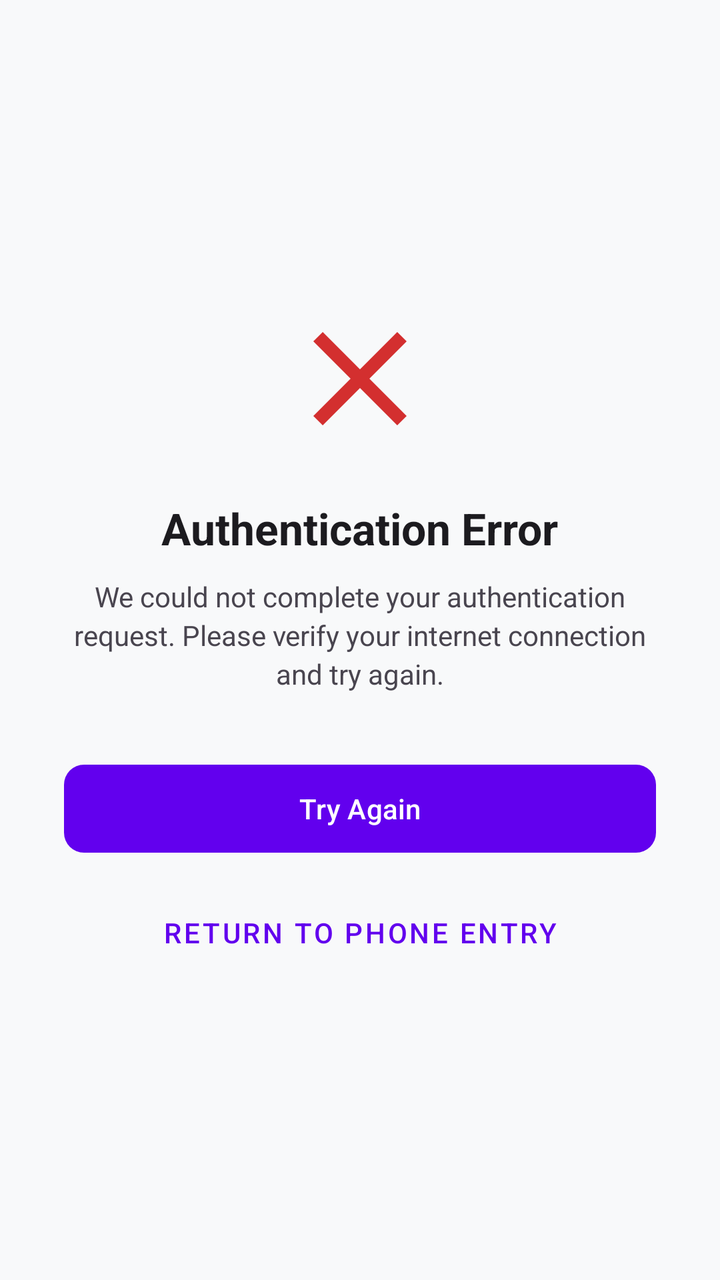
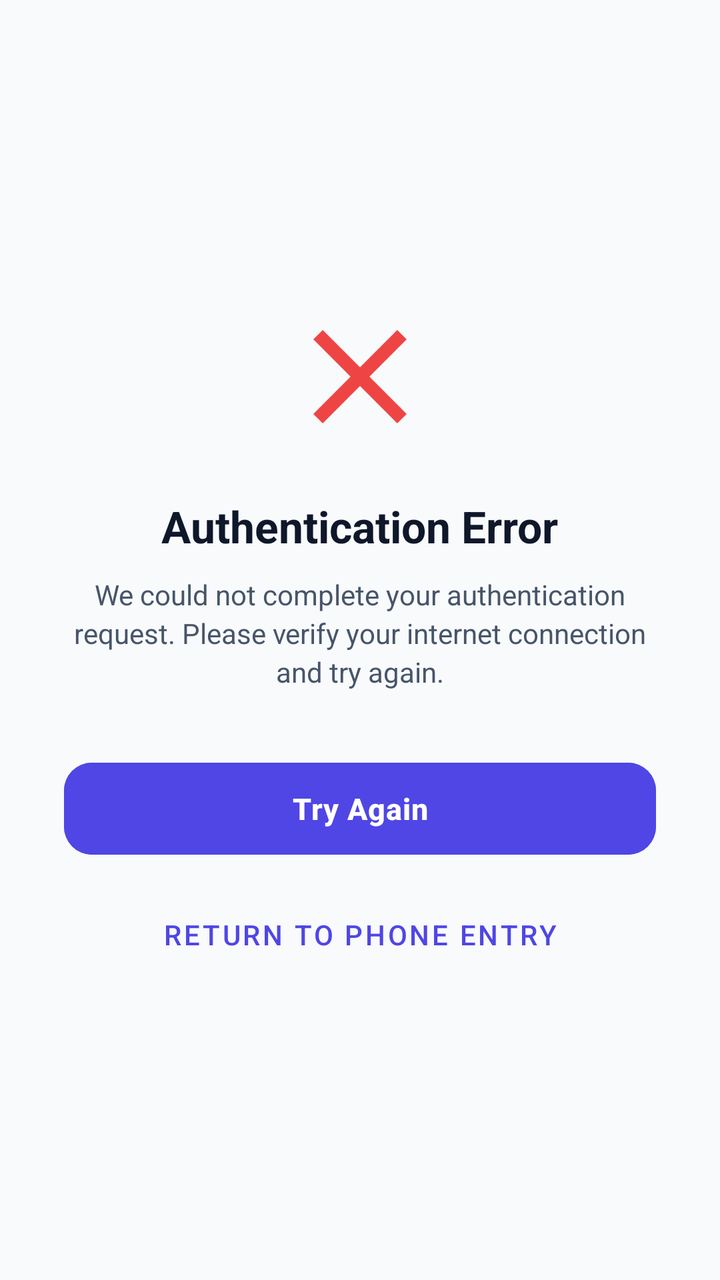

Compare the two renders of this Android layout. The source of the first and the diff that turns it into the second are given below.
<!-- AndroidManifest.xml: application theme Theme.SafeTrack -->
<!-- res/layout/activity_auth_error.xml -->
<?xml version="1.0" encoding="utf-8"?>
<LinearLayout xmlns:android="http://schemas.android.com/apk/res/android"
    xmlns:app="http://schemas.android.com/apk/res-auto"
    android:layout_width="match_parent"
    android:layout_height="match_parent"
    android:background="@color/background_light"
    android:gravity="center"
    android:orientation="vertical"
    android:padding="32dp">

    <ImageView
        android:id="@+id/ivErrorIcon"
        android:layout_width="80dp"
        android:layout_height="80dp"
        android:src="@drawable/ic_close"
        app:tint="@color/safety_red" />

    <TextView
        android:id="@+id/tvErrorTitle"
        android:layout_width="wrap_content"
        android:layout_height="wrap_content"
        android:layout_marginTop="20dp"
        android:text="Authentication Error"
        android:textColor="@color/text_primary"
        android:textSize="22sp"
        android:textStyle="bold" />

    <TextView
        android:id="@+id/tvErrorMessage"
        android:layout_width="wrap_content"
        android:layout_height="wrap_content"
        android:layout_marginTop="10dp"
        android:gravity="center"
        android:lineSpacingExtra="3dp"
        android:text="We could not complete your authentication request. Please verify your internet connection and try again."
        android:textColor="@color/text_secondary"
        android:textSize="14sp" />

    <com.google.android.material.button.MaterialButton
        android:id="@+id/btnRetryAuth"
        android:layout_width="match_parent"
        android:layout_height="52dp"
        android:layout_marginTop="32dp"
        android:text="Try Again"
        app:cornerRadius="10dp" />

    <com.google.android.material.button.MaterialButton
        android:id="@+id/btnBackToLogin"
        style="@style/Widget.MaterialComponents.Button.TextButton"
        android:layout_width="wrap_content"
        android:layout_height="wrap_content"
        android:layout_marginTop="12dp"
        android:text="Return to Phone Entry" />

</LinearLayout>
<!-- resources referenced by this layout -->
<resources>
  <color name="background_light">#F8F9FA</color>
  <color name="safety_red">#D32F2F</color>
  <color name="text_primary">#1C1B1F</color>
  <color name="text_secondary">#49454F</color>
  <!-- drawable ic_close (drawable) -->
  <vector xmlns:android="http://schemas.android.com/apk/res/android"
      android:width="24dp"
      android:height="24dp"
      android:viewportWidth="24"
      android:viewportHeight="24">
      <path
          android:fillColor="#D32F2F"
          android:pathData="M19,6.41L17.59,5 12,10.59 6.41,5 5,6.41 10.59,12 5,17.59 6.41,19 12,13.41 17.59,19 19,17.59 13.41,12z"/>
  </vector>
  <style name="Theme.SafeTrack" parent="Theme.Material3.DayNight.NoActionBar">
          
          <item name="colorPrimary">@color/primary</item>
          <item name="colorPrimaryVariant">@color/primary_variant</item>
          <item name="colorOnPrimary">@color/surface_light</item>
          
          <item name="colorSecondary">@color/secondary</item>
          <item name="colorSecondaryVariant">@color/secondary_variant</item>
          <item name="colorOnSecondary">@color/text_primary</item>
          
          <item name="android:statusBarColor">@color/primary_variant</item>
          <item name="android:windowLightStatusBar">false</item>
          <item name="android:windowBackground">@color/background_light</item>
      </style>
  <color name="primary">#6200EE</color>
  <color name="primary_variant">#3700B3</color>
  <color name="surface_light">#FFFFFF</color>
  <color name="secondary">#03DAC6</color>
  <color name="secondary_variant">#018786</color>
</resources>

<!-- the commit's change to res/layout/activity_auth_error.xml (unified diff, before → after) -->
@@ -39,10 +39,15 @@
     <com.google.android.material.button.MaterialButton
         android:id="@+id/btnRetryAuth"
         android:layout_width="match_parent"
-        android:layout_height="52dp"
+        android:layout_height="54dp"
         android:layout_marginTop="32dp"
+        android:backgroundTint="@color/primary"
+        android:letterSpacing="0.02"
         android:text="Try Again"
-        app:cornerRadius="10dp" />
+        android:textColor="@color/surface_light"
+        android:textSize="15sp"
+        android:textStyle="bold"
+        app:cornerRadius="14dp" />
 
     <com.google.android.material.button.MaterialButton
         android:id="@+id/btnBackToLogin"
<!-- resource entries referenced after the edit -->
@@ -1,9 +1,9 @@
 <!-- resources referenced by this layout -->
 <resources>
-  <color name="background_light">#F8F9FA</color>
-  <color name="safety_red">#D32F2F</color>
-  <color name="text_primary">#1C1B1F</color>
-  <color name="text_secondary">#49454F</color>
+  <color name="background_light">#F8FAFC</color>
+  <color name="safety_red">#EF4444</color>
+  <color name="text_primary">#0F172A</color>
+  <color name="text_secondary">#475569</color>
   <!-- drawable ic_close (drawable) -->
   <vector xmlns:android="http://schemas.android.com/apk/res/android"
       android:width="24dp"
@@ -17,21 +17,43 @@
   <style name="Theme.SafeTrack" parent="Theme.Material3.DayNight.NoActionBar">
           
           <item name="colorPrimary">@color/primary</item>
-          <item name="colorPrimaryVariant">@color/primary_variant</item>
+          <item name="colorPrimaryVariant">@color/primary_dark</item>
           <item name="colorOnPrimary">@color/surface_light</item>
+          <item name="colorPrimaryContainer">@color/primary_light</item>
+          <item name="colorOnPrimaryContainer">@color/primary_dark</item>
+  
           
           <item name="colorSecondary">@color/secondary</item>
           <item name="colorSecondaryVariant">@color/secondary_variant</item>
-          <item name="colorOnSecondary">@color/text_primary</item>
+          <item name="colorOnSecondary">@color/surface_light</item>
+          <item name="colorSecondaryContainer">@color/secondary_light</item>
+          <item name="colorOnSecondaryContainer">@color/secondary_variant</item>
+  
           
           <item name="android:statusBarColor">@color/primary_variant</item>
           <item name="android:windowLightStatusBar">false</item>
+          <item name="android:navigationBarColor">@color/surface_light</item>
+          <item name="android:windowLightNavigationBar" tools:targetApi="o_mr1">true</item>
           <item name="android:windowBackground">@color/background_light</item>
+  
+          
+          <item name="materialCardViewStyle">@style/Widget.SafeTrack.Card</item>
       </style>
-  <color name="primary">#6200EE</color>
-  <color name="primary_variant">#3700B3</color>
+  <color name="primary_dark">#3730A3</color>
+  <color name="primary_light">#EEF2FF</color>
+  <color name="primary">#4F46E5</color>
+  <color name="primary_variant">#312E81</color>
+  <style name="Widget.SafeTrack.Card" parent="Widget.Material3.CardView.Elevated">
+          <item name="cardElevation">2dp</item>
+          <item name="cardCornerRadius">16dp</item>
+          <item name="strokeColor">@color/card_stroke</item>
+          <item name="strokeWidth">1dp</item>
+          <item name="cardBackgroundColor">@color/surface_light</item>
+      </style>
+  <color name="card_stroke">#E2E8F0</color>
   <color name="surface_light">#FFFFFF</color>
-  <color name="secondary">#03DAC6</color>
-  <color name="secondary_variant">#018786</color>
+  <color name="secondary">#0EA5E9</color>
+  <color name="secondary_variant">#0284C7</color>
+  <color name="secondary_light">#E0F2FE</color>
 </resources>
 
